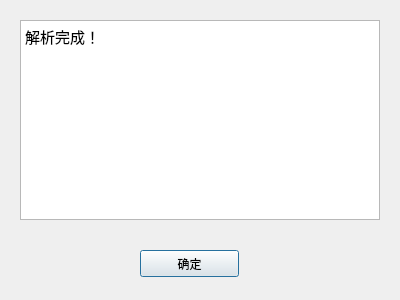
Qt form Layout/MsgBox_gui.ui (King-ofwolf/PACOS) before a commit.
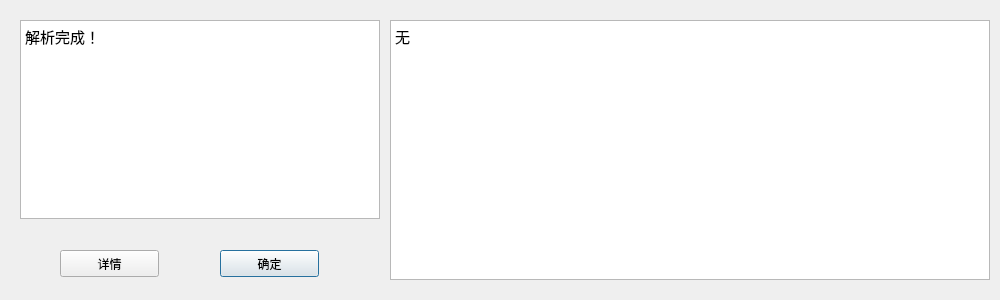
The same form after that commit. Icons and pictures are not drawn.

Commit message: wanted to change style sheet but failed, but fixed some msgbox bug

Diff of the .ui file:
```diff
--- a/Layout/MsgBox_gui.ui
+++ b/Layout/MsgBox_gui.ui
@@ -5,13 +5,11 @@
   <property name="windowModality">
    <enum>Qt::NonModal</enum>
   </property>
-  <property name="geometry">
-   <rect>
-    <x>0</x>
-    <y>0</y>
-    <width>400</width>
-    <height>300</height>
-   </rect>
+  <property name="sizePolicy">
+   <sizepolicy hsizetype="Fixed" vsizetype="Fixed">
+    <horstretch>0</horstretch>
+    <verstretch>0</verstretch>
+   </sizepolicy>
   </property>
   <property name="minimumSize">
    <size>
@@ -21,7 +19,7 @@
   </property>
   <property name="maximumSize">
    <size>
-    <width>400</width>
+    <width>1000</width>
     <height>300</height>
    </size>
   </property>
@@ -35,19 +33,92 @@
    <iconset resource="sourcefile.qrc">
     <normaloff>:/.png/png/1208066.png</normaloff>:/.png/png/1208066.png</iconset>
   </property>
+  <widget class="QPushButton" name="pushButton">
+   <property name="geometry">
+    <rect>
+     <x>220</x>
+     <y>250</y>
+     <width>99</width>
+     <height>27</height>
+    </rect>
+   </property>
+   <property name="text">
+    <string>确定</string>
+   </property>
+   <property name="shortcut">
+    <string>Return</string>
+   </property>
+  </widget>
+  <widget class="QTextBrowser" name="textBrowser_detail">
+   <property name="geometry">
+    <rect>
+     <x>390</x>
+     <y>20</y>
+     <width>600</width>
+     <height>260</height>
+    </rect>
+   </property>
+   <property name="minimumSize">
+    <size>
+     <width>600</width>
+     <height>260</height>
+    </size>
+   </property>
+   <property name="maximumSize">
+    <size>
+     <width>600</width>
+     <height>260</height>
+    </size>
+   </property>
+   <property name="html">
+    <string>&lt;!DOCTYPE HTML PUBLIC &quot;-//W3C//DTD HTML 4.0//EN&quot; &quot;http://www.w3.org/TR/REC-html40/strict.dtd&quot;&gt;
+&lt;html&gt;&lt;head&gt;&lt;meta name=&quot;qrichtext&quot; content=&quot;1&quot; /&gt;&lt;style type=&quot;text/css&quot;&gt;
+p, li { white-space: pre-wrap; }
+&lt;/style&gt;&lt;/head&gt;&lt;body style=&quot; font-family:'Ubuntu'; font-size:11pt; font-weight:400; font-style:normal;&quot;&gt;
+&lt;p style=&quot; margin-top:0px; margin-bottom:0px; margin-left:0px; margin-right:0px; -qt-block-indent:0; text-indent:0px;&quot;&gt;无&lt;/p&gt;&lt;/body&gt;&lt;/html&gt;</string>
+   </property>
+  </widget>
+  <widget class="QPushButton" name="pushButton_detail">
+   <property name="geometry">
+    <rect>
+     <x>60</x>
+     <y>250</y>
+     <width>99</width>
+     <height>27</height>
+    </rect>
+   </property>
+   <property name="sizePolicy">
+    <sizepolicy hsizetype="Fixed" vsizetype="Fixed">
+     <horstretch>0</horstretch>
+     <verstretch>0</verstretch>
+    </sizepolicy>
+   </property>
+   <property name="text">
+    <string>详情</string>
+   </property>
+   <property name="shortcut">
+    <string>Return</string>
+   </property>
+  </widget>
   <widget class="QTextBrowser" name="textBrowser">
    <property name="geometry">
     <rect>
      <x>20</x>
      <y>20</y>
      <width>360</width>
-     <height>200</height>
+     <height>199</height>
     </rect>
    </property>
+   <property name="sizePolicy">
+    <sizepolicy hsizetype="Fixed" vsizetype="Fixed">
+     <horstretch>0</horstretch>
+     <verstretch>0</verstretch>
+    </sizepolicy>
+   </property>
    <property name="minimumSize">
     <size>
      <width>360</width>
-     <height>200</height>
+     <height>100</height>
     </size>
    </property>
    <property name="maximumSize">
@@ -70,22 +141,6 @@
 &lt;p style=&quot; margin-top:0px; margin-bottom:0px; margin-left:0px; margin-right:0px; -qt-block-indent:0; text-indent:0px;&quot;&gt;解析完成！&lt;/p&gt;&lt;/body&gt;&lt;/html&gt;</string>
    </property>
   </widget>
-  <widget class="QPushButton" name="pushButton">
-   <property name="geometry">
-    <rect>
-     <x>140</x>
-     <y>250</y>
-     <width>99</width>
-     <height>27</height>
-    </rect>
-   </property>
-   <property name="text">
-    <string>确定</string>
-   </property>
-   <property name="shortcut">
-    <string>Return</string>
-   </property>
-  </widget>
  </widget>
  <resources>
   <include location="sourcefile.qrc"/>
```
The commit also changes 10 other files.
